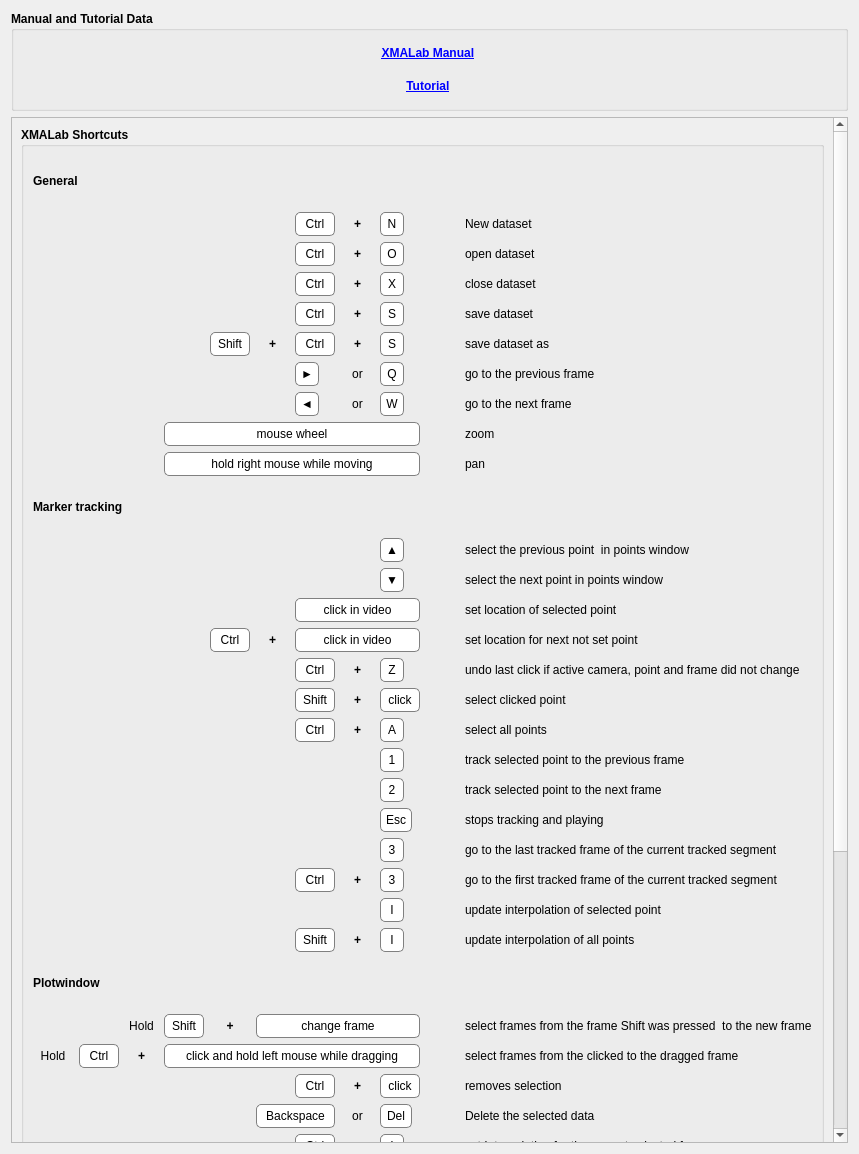
The window that src/ui/ui-files/HelpDialog.ui (XROMMPackages/xmalab) describes before a commit, drawn with Qt 5.
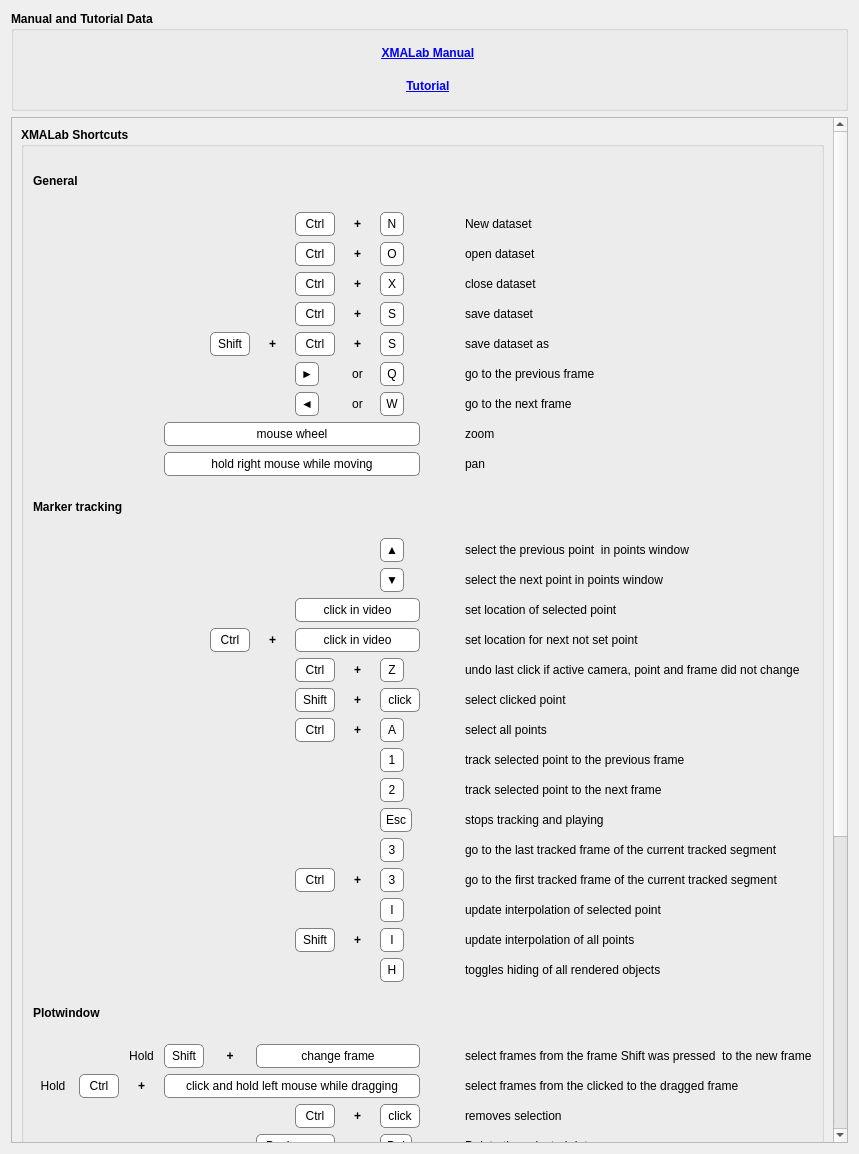
The same window after the commit.

```diff
--- a/src/ui/ui-files/HelpDialog.ui
+++ b/src/ui/ui-files/HelpDialog.ui
@@ -88,9 +88,9 @@
       <property name="geometry">
        <rect>
         <x>0</x>
-        <y>-321</y>
+        <y>0</y>
         <width>822</width>
-        <height>1409</height>
+        <height>1439</height>
        </rect>
       </property>
       <layout class="QGridLayout" name="gridLayout_4">
@@ -4748,6 +4748,69 @@
             </property>
            </widget>
           </item>
+          <item row="26" column="9">
+           <widget class="QLabel" name="label_129">
+            <property name="sizePolicy">
+             <sizepolicy hsizetype="Minimum" vsizetype="Preferred">
+              <horstretch>0</horstretch>
+              <verstretch>0</verstretch>
+             </sizepolicy>
+            </property>
+            <property name="minimumSize">
+             <size>
+              <width>24</width>
+              <height>24</height>
+             </size>
+            </property>
+            <property name="maximumSize">
+             <size>
+              <width>24</width>
+              <height>24</height>
+             </size>
+            </property>
+            <property name="font">
+             <font>
+              <weight>50</weight>
+              <bold>false</bold>
+             </font>
+            </property>
+            <property name="styleSheet">
+             <string notr="true">QLabel {
+border:1px solid gray;
+border-radius: 5px;
+background: white;
+}</string>
+            </property>
+            <property name="frameShape">
+             <enum>QFrame::NoFrame</enum>
+            </property>
+            <property name="text">
+             <string>H</string>
+            </property>
+            <property name="alignment">
+             <set>Qt::AlignCenter</set>
+            </property>
+           </widget>
+          </item>
+          <item row="26" column="11">
+           <widget class="QLabel" name="label_130">
+            <property name="sizePolicy">
+             <sizepolicy hsizetype="Minimum" vsizetype="Preferred">
+              <horstretch>0</horstretch>
+              <verstretch>0</verstretch>
+             </sizepolicy>
+            </property>
+            <property name="font">
+             <font>
+              <weight>50</weight>
+              <bold>false</bold>
+             </font>
+            </property>
+            <property name="text">
+             <string>toggles hiding of all rendered objects</string>
+            </property>
+           </widget>
+          </item>
          </layout>
         </widget>
        </item>
```
